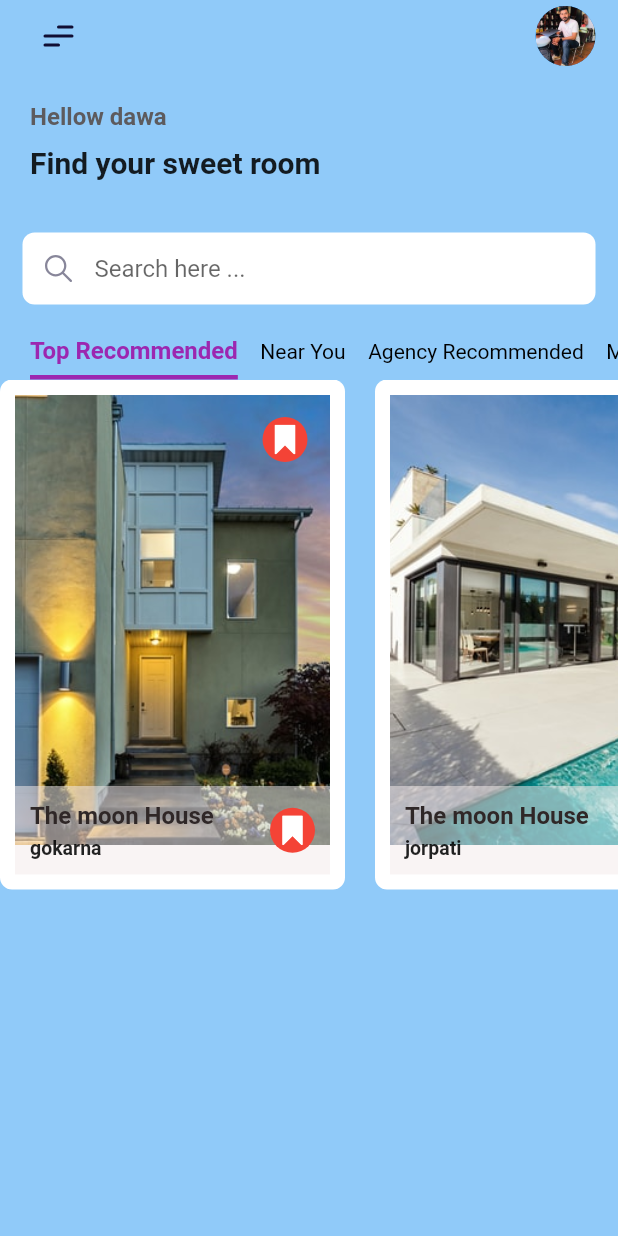
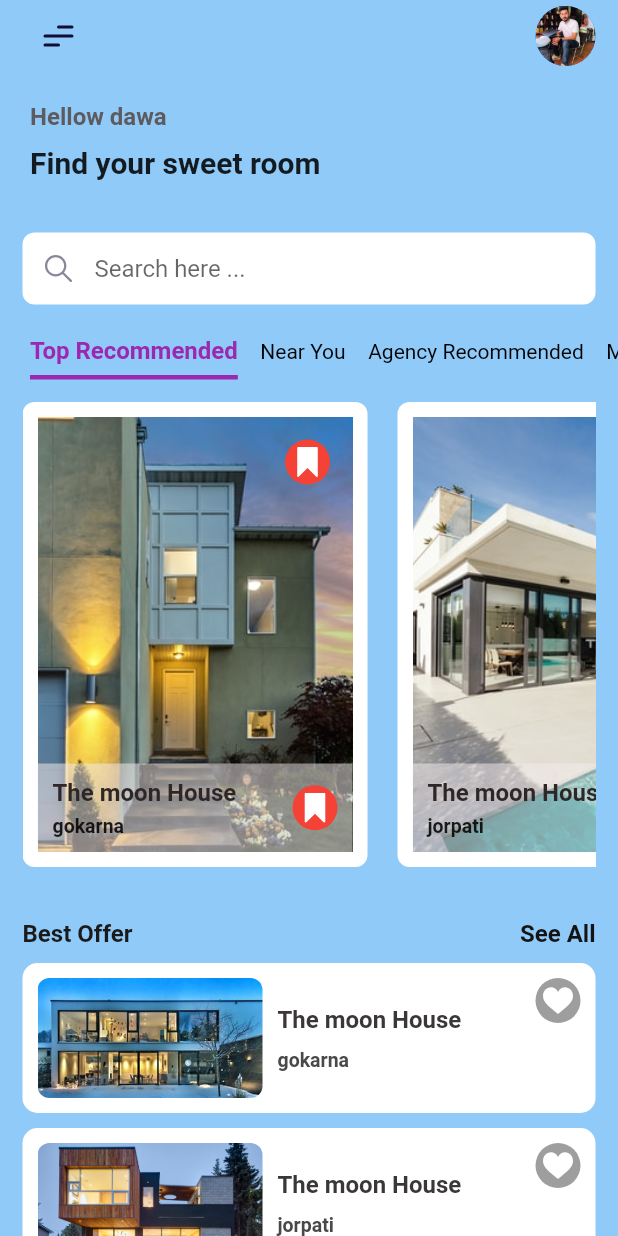
Before and after one commit to gyalche/rent_finder_flutter, a Flutter app: the screen it shows after launch, on a phone screen of 412 x 824 dp. Run offline on Flutter 3.47's test engine with Material 2 defaults, Android fonts, the phone set to English and light mode, and no system bars; our stand-ins replace flutter_svg.

Commit message:
worked on design for rent house, on image rendering

```diff
--- a/lib/model/house.dart
+++ b/lib/model/house.dart
@@ -14,4 +14,11 @@ class House{
     ];
   }
 
+  static List<House>generateBestOffers(){
+    return[
+     House("The moon House", "gokarna", "assets/images/offer01.jpeg"),
+      House("The moon House", "jorpati", "assets/images/offer02.jpeg"),
+    ];
+  }
+
 }
--- a/lib/screen/home/home.dart
+++ b/lib/screen/home/home.dart
@@ -2,6 +2,7 @@
 import 'package:flutter/material.dart';
 import 'package:rental_app/screen/home/widget/SearchInput.dart';
 import 'package:rental_app/screen/home/widget/WelcomeText.dart';
+import 'package:rental_app/screen/home/widget/best_offer.dart';
 import 'package:rental_app/screen/home/widget/categoriesData.dart';
 import 'package:rental_app/screen/home/widget/custom_app_bar.dart';
 import 'package:rental_app/screen/home/widget/recommended_house.dart';
@@ -21,6 +22,7 @@ class HomePage extends StatelessWidget {
                 SearchInput(),
                 Categories(),
                 RecommendedHouse(),
+                BestOffer(),
             ],
           )
         )
--- /dev/null
+++ b/lib/screen/home/widget/best_offer.dart
@@ -0,0 +1,84 @@
+import 'package:flutter/src/foundation/key.dart';
+import 'package:flutter/src/widgets/framework.dart';
+import 'package:flutter/material.dart';
+import 'package:rental_app/model/house.dart';
+import 'package:rental_app/screen/home/widget/circular_icon_button.dart';
+class BestOffer extends StatelessWidget {
+  final listOffer=House.generateBestOffers();
+
+  @override
+  Widget build(BuildContext context) {
+      return Container(
+        padding:EdgeInsets.symmetric(horizontal:15, vertical:20),
+        child: Column(
+          children:[
+            Row(
+              mainAxisAlignment:MainAxisAlignment.spaceBetween,
+              children:[
+                Text("Best Offer", style:TextStyle(
+                  color: Color.fromARGB(255, 27, 26, 26),
+                  fontSize:16, fontWeight:FontWeight.bold,
+                  )),
+                Text('See All', style:TextStyle(
+                  color: Color.fromARGB(255, 19, 19, 19),
+                  fontSize:16, fontWeight:FontWeight.bold,
+                  ))
+
+              ]
+            ),
+            SizedBox(height:10),
+
+            ...listOffer.map((e) =>
+              Container(
+                alignment: Alignment.center,
+                margin:EdgeInsets.only(bottom:10),
+                padding:EdgeInsets.all(10),
+
+                decoration:BoxDecoration(
+                  color:Colors.white, borderRadius:BorderRadius.circular(10)
+                ),
+
+                child:Stack(
+                  children: [
+                    Row(
+                      mainAxisAlignment:MainAxisAlignment.start,
+
+                      children: [
+                        Container(
+                          width:150,
+                          height:80,
+                          decoration:BoxDecoration(
+                            image:DecorationImage(
+                              image:AssetImage(e.imageUrl),
+                              fit:BoxFit.cover
+                            ),
+                          borderRadius:BorderRadius.circular(8),
+                          ),
+                        ),
+                        SizedBox(width:10),
+                        Column(
+                          mainAxisAlignment:MainAxisAlignment.start,
+                          crossAxisAlignment:CrossAxisAlignment.start,
+
+                          children: [
+                            Text(e.name, style:TextStyle(color:Color.fromARGB(255, 59, 55, 55), fontSize:16, fontWeight:FontWeight.bold)),
+                            SizedBox(height:10),
+                            Text(e.address, style:TextStyle(color:Color.fromARGB(255, 75, 72, 72), fontSize:13, fontWeight:FontWeight.bold))
+                          ]
+                        )
+                      ]
+                    ),
+                    Positioned(
+                      right:0,
+                      child:CircleIconButton(
+                      iconUrl: 'assets/icons/heart.svg',
+                      color: Colors.grey))
+                  ],
+                )
+              )
+             ).toList()
+          ]
+        ),
+      );
+  }
+}
--- a/lib/screen/home/widget/recommended_house.dart
+++ b/lib/screen/home/widget/recommended_house.dart
@@ -12,6 +12,7 @@ class RecommendedHouse extends StatelessWidget {
   @override
   Widget build(BuildContext context) {
       return Container(
+        padding:EdgeInsets.all(15),
         height:340,
         child:ListView.separated(
           scrollDirection: Axis.horizontal,
```
